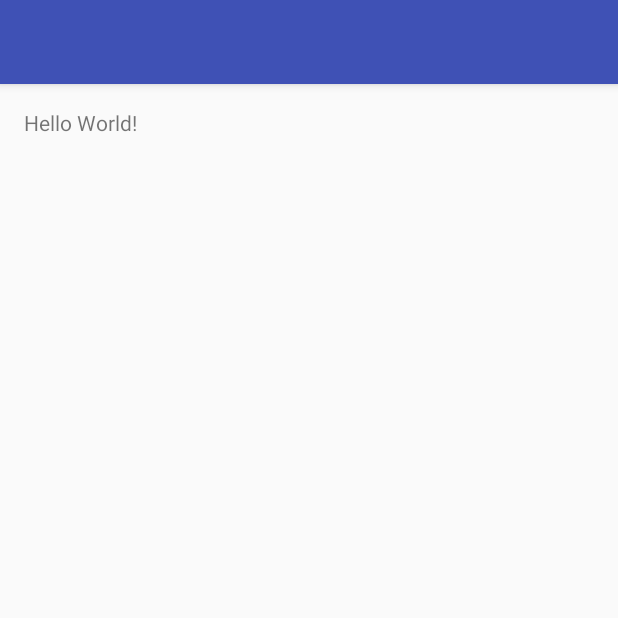
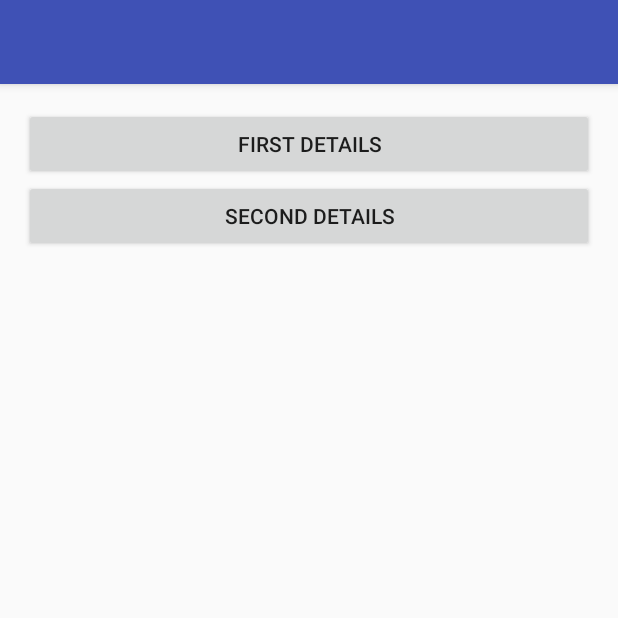
Before and after one commit to JayNewstrom/Concrete, an Android app: the screen it shows after launch (MainActivity), on a phone screen of 412 x 824 dp, the top half of it. Run offline under Robolectric (Android 15) with nearby library versions, the phone set to English and light mode, and no system bars; our stand-ins replace ButterKnife; libraries missing offline, so code that uses them is left out: com.squareup.leakcanary; 4 statements that could not run were skipped.

Commit message:
Introduce a trivial list, to show injecting multiple views

```diff
--- a/concrete-sample/build.gradle
+++ b/concrete-sample/build.gradle
@@ -45,6 +45,8 @@ dependencies {
     compile deps.dagger
     apt deps.daggerCompiler
 
+    compile 'com.jakewharton:butterknife:7.0.1'
+
     compile project(':concrete')
 
     androidTestCompile deps.junit
--- a/concrete-sample/src/main/AndroidManifest.xml
+++ b/concrete-sample/src/main/AndroidManifest.xml
@@ -19,6 +19,8 @@
                 <category android:name="android.intent.category.LAUNCHER"/>
             </intent-filter>
         </activity>
+
+        <activity android:name=".details.DetailActivity"/>
     </application>
 
 </manifest>
--- a/concrete-sample/src/main/java/com/jaynewstrom/concretesample/main/MainActivity.java
+++ b/concrete-sample/src/main/java/com/jaynewstrom/concretesample/main/MainActivity.java
@@ -1,13 +1,18 @@
 package com.jaynewstrom.concretesample.main;
 
 import android.os.Bundle;
+import android.widget.TextView;
 
 import com.jaynewstrom.concrete.ConcreteBlock;
 import com.jaynewstrom.concretesample.BaseActivity;
 import com.jaynewstrom.concretesample.R;
+import com.jaynewstrom.concretesample.details.DetailActivity;
 
 import javax.inject.Inject;
 import javax.inject.Named;
+
+import butterknife.ButterKnife;
+import butterknife.OnClick;
 
 public final class MainActivity extends BaseActivity {
 
@@ -16,10 +21,15 @@ public final class MainActivity extends BaseActivity {
     @Override protected void onCreate(Bundle savedInstanceState) {
         super.onCreate(savedInstanceState);
         setContentView(R.layout.activity_main);
+        ButterKnife.bind(this);
         setTitle(title);
     }
 
     @Override protected ConcreteBlock getConcreteBlock() {
         return new MainActivityBlock();
     }
+
+    @OnClick({R.id.first_details_button, R.id.second_details_button}) void onDetailsButtonClicked(TextView button) {
+        startActivity(DetailActivity.buildIntent(this, button.getText().toString()));
+    }
 }
--- a/concrete-sample/src/main/res/layout/activity_main.xml
+++ b/concrete-sample/src/main/res/layout/activity_main.xml
@@ -1,9 +1,10 @@
 <?xml version="1.0" encoding="utf-8"?>
-<RelativeLayout
+<LinearLayout
     xmlns:android="http://schemas.android.com/apk/res/android"
     xmlns:tools="http://schemas.android.com/tools"
     android:layout_width="match_parent"
     android:layout_height="match_parent"
+    android:orientation="vertical"
     android:paddingBottom="@dimen/activity_vertical_margin"
     android:paddingLeft="@dimen/activity_horizontal_margin"
     android:paddingRight="@dimen/activity_horizontal_margin"
@@ -11,9 +12,17 @@
     tools:context=".main.MainActivity"
     >
 
-    <TextView
-        android:layout_width="wrap_content"
+    <Button
+        android:id="@+id/first_details_button"
+        android:layout_width="match_parent"
         android:layout_height="wrap_content"
-        android:text="Hello World!"
+        android:text="@string/first_details"
         />
-</RelativeLayout>
+
+    <Button
+        android:id="@+id/second_details_button"
+        android:layout_width="match_parent"
+        android:layout_height="wrap_content"
+        android:text="@string/second_details"
+        />
+</LinearLayout>
--- a/concrete-sample/src/main/res/values/strings.xml
+++ b/concrete-sample/src/main/res/values/strings.xml
@@ -1,4 +1,6 @@
 <resources>
     <string name="app_name">Concrete</string>
     <string name="main_title">Main Title</string>
+    <string name="first_details">First Details</string>
+    <string name="second_details">Second Details</string>
 </resources>
```
Also changed, not shown: concrete-sample/src/main/java/com/jaynewstrom/concretesample/details/DetailActivity.java (added, +38 -0 lines), concrete-sample/src/main/java/com/jaynewstrom/concretesample/details/DetailBlock.java (added, +22 -0 lines), concrete-sample/src/main/java/com/jaynewstrom/concretesample/details/DetailModule.java (added, +28 -0 lines), concrete-sample/src/main/java/com/jaynewstrom/concretesample/details/DetailsListAdapter.java (added, +34 -0 lines), concrete-sample/src/main/java/com/jaynewstrom/concretesample/details/DetailsListItemView.java (added, +35 -0 lines), concrete-sample/src/main/res/layout/activity_details.xml (added, +7 -0 lines), concrete-sample/src/main/res/layout/details_list_item.xml (added, +22 -0 lines), 1 other file.
